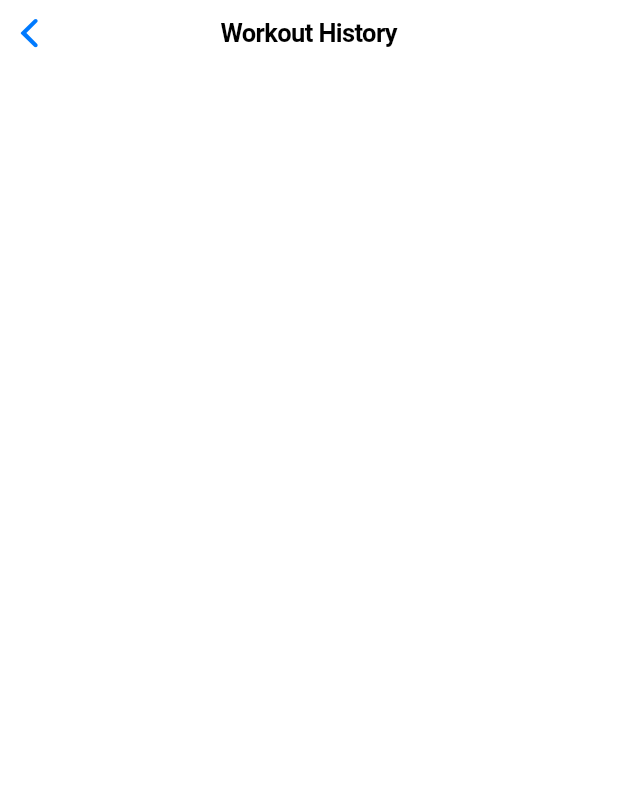
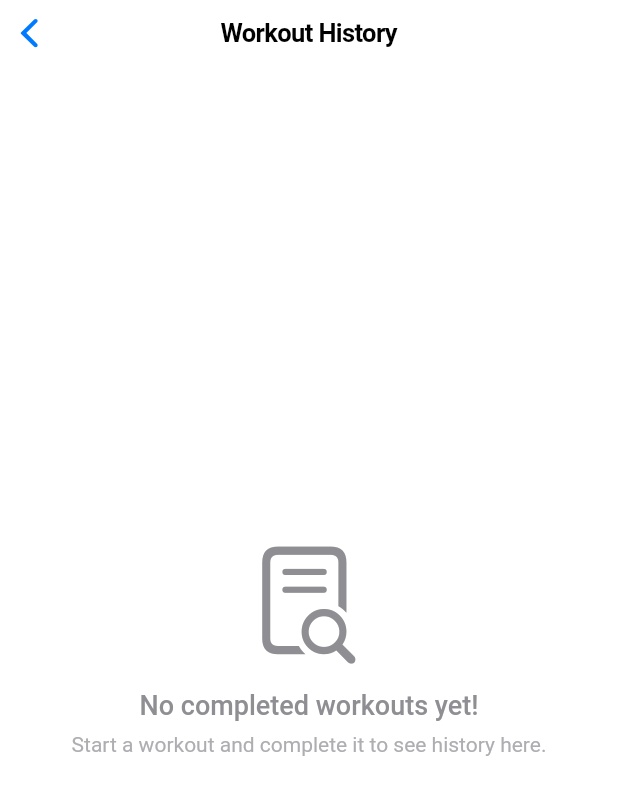
Before and after one commit to macapagal-marc-lawrence/Gym-Tracker, a Flutter app: the WorkoutHistoryScreen screen opened directly, on a phone screen of 412 x 824 dp. Shown: the top 795 px of the screen. Run offline on Flutter 3.47's test engine with Material 3 defaults, Android fonts, the phone set to English and light mode, and no system bars; our stand-ins replace shared_preferences; accounts and stored records are empty; Roboto replaces fonts that are missing (SF Pro).

Commit message:
committed by kevin

```diff
--- a/lib/screens/workout_history_screen.dart
+++ b/lib/screens/workout_history_screen.dart
@@ -94,5 +94,26 @@ class _WorkoutHistoryScreenState extends State<WorkoutHistoryScreen> {
 
 /// Widget for empty history state
   Widget _buildEmptyState() {
-return Center();
+    return Center(
+      child: Column(
+        mainAxisAlignment: MainAxisAlignment.center,
+        children: [
+          Icon(CupertinoIcons.doc_text_search, size: 80, color: CupertinoColors.systemGrey),
+          SizedBox(height: 16),
+          Text(
+            "No completed workouts yet!",
+            style: TextStyle(fontSize: 18, fontWeight: FontWeight.w500, color: CupertinoColors.systemGrey),
+          ),
+          SizedBox(height: 8),
+          Text(
+            "Start a workout and complete it to see history here.",
+            textAlign: TextAlign.center,
+            style: TextStyle(fontSize: 14, color: CupertinoColors.systemGrey2),
+          ),
+
+        ],
+
+      ),
+    );
+
   }
```
